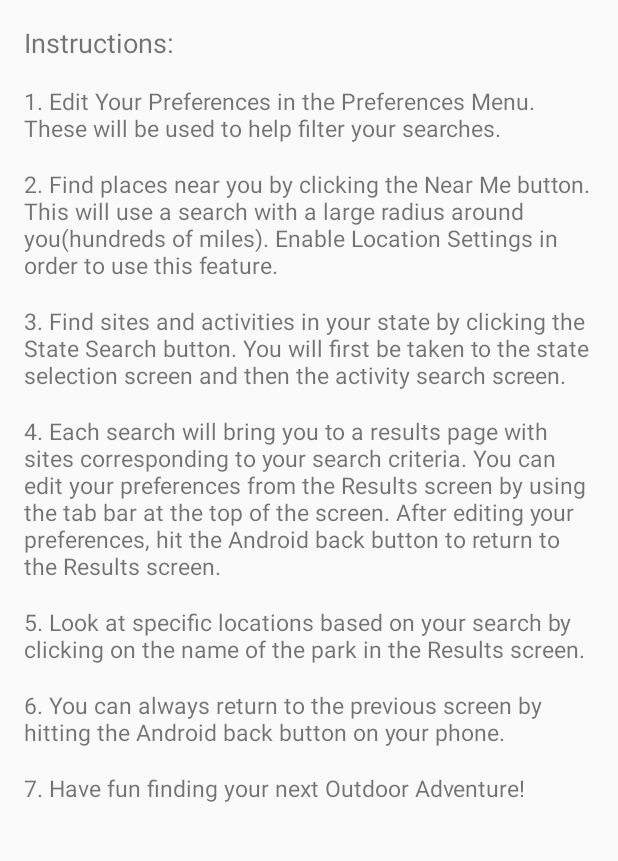
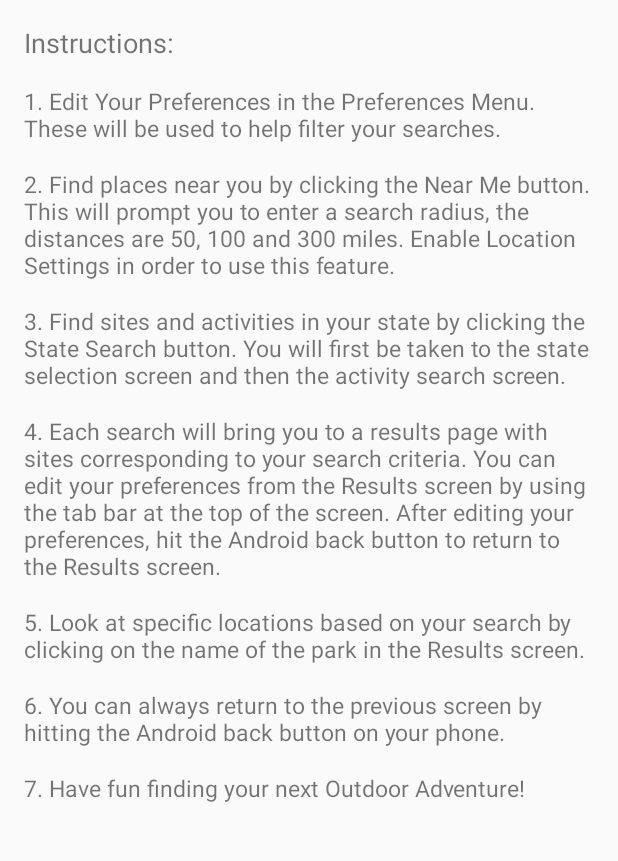
Before and after one commit to ace-jc/OutdoorAdventures, an Android app: the AboutPage screen opened directly, with no data from a screen before it, on a phone screen of 412 x 824 dp, the part 149-1010 px from its top. Run offline under Robolectric (Android 15) with nearby library versions, the phone set to English and light mode, and no system bars.

Commit message:
Changed radius text in about page

```diff
--- a/app/src/main/res/values/strings.xml
+++ b/app/src/main/res/values/strings.xml
@@ -10,7 +10,7 @@
     1. Edit Your Preferences in the Preferences Menu. These will be used to help filter your searches.
     </string>
     <string name="step_two">
-    2. Find places near you by clicking the Near Me button. This will use a search with a large radius around you(hundreds of miles). Enable Location Settings in order to use this feature.
+    2. Find places near you by clicking the Near Me button. This will prompt you to enter a search radius, the distances are 50, 100 and 300 miles. Enable Location Settings in order to use this feature.
     </string>
     <string name="step_three">
     3. Find sites and activities in your state by clicking the State Search button. You will first be taken to the state selection screen and then the activity search screen.
```
